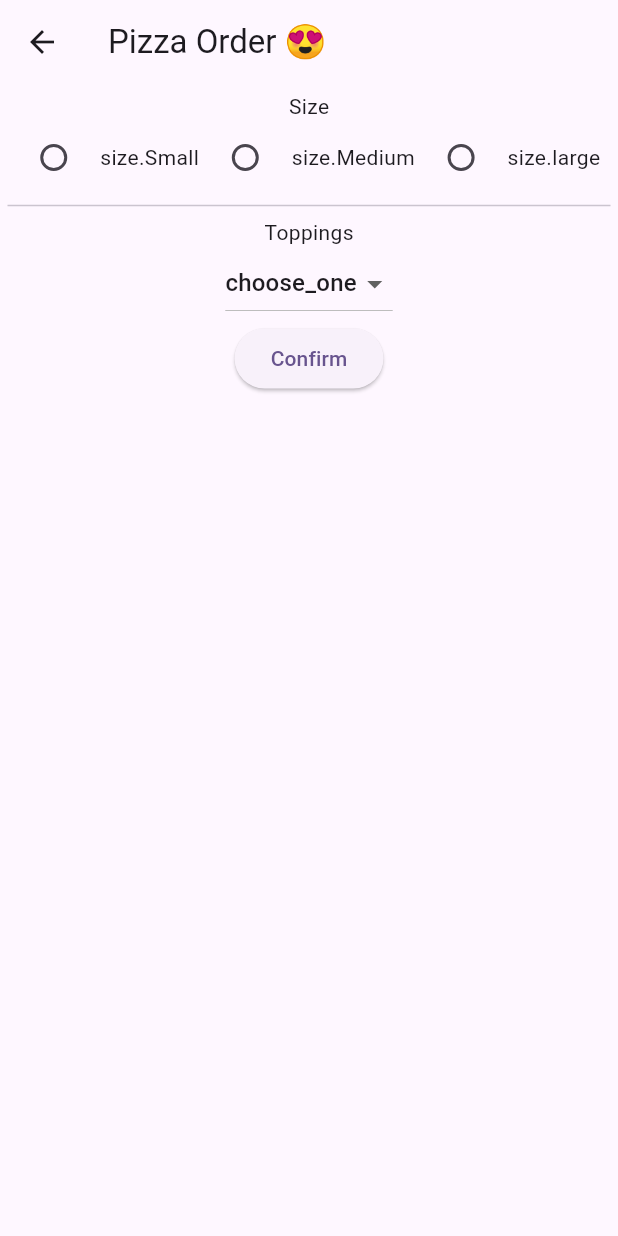
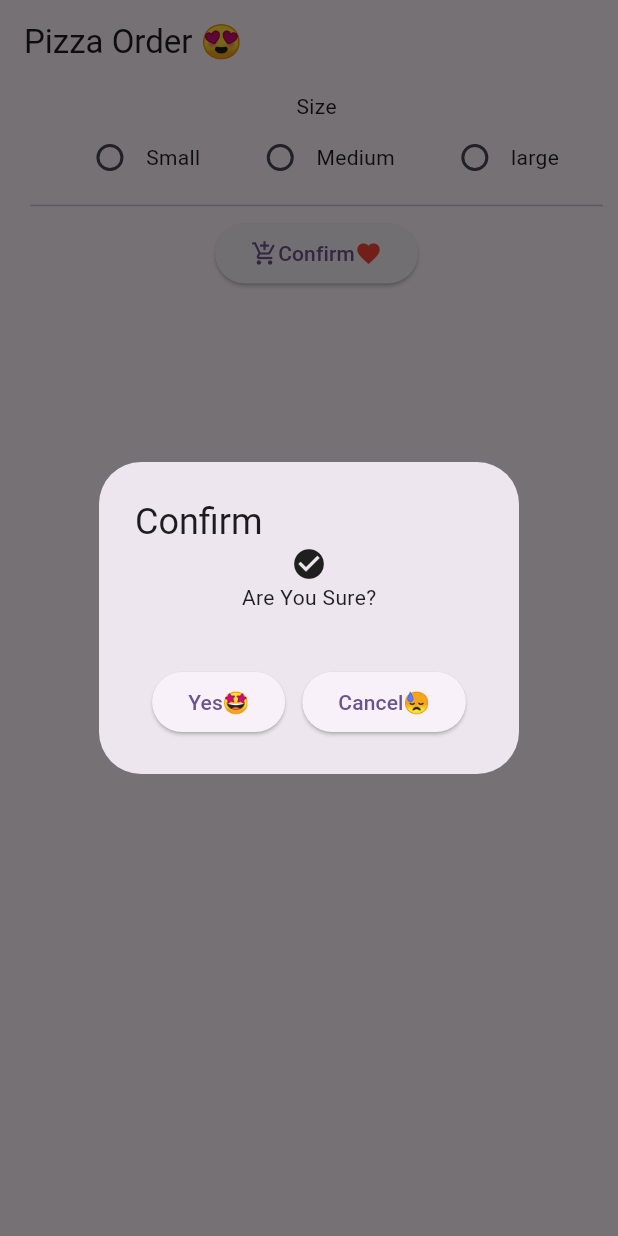
Before and after one commit to ALI-tech-tech/mobile-boot-camping, a Flutter app: the PizzaView screen opened directly, after a tap on "Confirm", on a phone screen of 412 x 824 dp. Run offline on Flutter 3.47's test engine with Material 2 defaults, Android fonts, the phone set to English and light mode, and no system bars; our stand-ins replace carousel_slider, faker, flutter_svg, icons_plus, video_player; accounts and stored records are empty.

Commit message:
day35 pizzaorder complete

```diff
--- a/lib/day35/pizzaorder/Pizza.dart
+++ b/lib/day35/pizzaorder/Pizza.dart
@@ -1,6 +1,6 @@
 class Pizza {
   size? s;
-  bool? gluteen;
+  bool? gluteen=false;
   List<String> toppings=[];
   String? instructions;
 }
--- a/lib/day35/pizzaorder/Pizzaview.dart
+++ b/lib/day35/pizzaorder/Pizzaview.dart
@@ -1,5 +1,6 @@
 import 'package:flutter/material.dart';
 import 'package:flutter_practis/day35/pizzaorder/Pizza.dart';
+import 'package:flutter_practis/day35/pizzaorder/PizzaController.dart';
 
 class PizzaView extends StatefulWidget {
   const PizzaView({super.key});
@@ -10,10 +11,25 @@ class PizzaView extends StatefulWidget {
 
 class _PizzaViewState extends State<PizzaView> {
   Pizza? pi = Pizza();
+  TextEditingController txt = TextEditingController();
+  PizaController pc = PizaController();
   String selected = toppings.values[0].name;
+  bool isVisible = false;
+  String? gvalue = "";
+  bool gluteen = false;
+  bool spich = false;
+  bool txtfild = false;
 
   po(size s) {
     pi!.s = s;
+  }
+
+  selectedradio(String name) {
+    gvalue = name;
+    isVisible = true;
+    pi!.s = size.values.firstWhere((element) => element.name == name);
+    //print(pi!.s!.name);
+    setState(() {});
   }
 
   @override
@@ -23,76 +39,167 @@ class _PizzaViewState extends State<PizzaView> {
         title: Text("Pizza Order 😍"),
       ),
       body: Container(
-        margin: EdgeInsets.all(5),
+        margin: EdgeInsets.only(top: 5, left: 20, right: 10),
+        child: SingleChildScrollView(
           child: Column(
             children: [
               Text("Size"),
               Row(
                 mainAxisAlignment: MainAxisAlignment.spaceEvenly,
                 children: [
-                Radio(value: 1, groupValue: 2, onChanged: (v) {}),
-                Text("${size.values[0]}"),
-                Radio(value: 1, groupValue: 2, onChanged: (v) {}),
-                Text("${size.values[1]}"),
-                Radio(value: 1, groupValue: 2, onChanged: (v) {}),
-                Text("${size.values[2]}"),
+                  for (var i = 0; i < size.values.length; i++)
+                    Container(
+                      child: Row(
+                        children: [
+                          Radio(
+                              value: size.values[i].name,
+                              groupValue: gvalue,
+                              onChanged: (v) {
+                                selectedradio(v!);
+                              }),
+                          Text(size.values[i].name),
+                        ],
+                      ),
+                    )
                 ],
               ),
               Divider(),
+              Visibility(
+                visible: isVisible,
+                child: Column(
+                  children: [
                     Text("Toppings"),
                     SizedBox(
                       height: 50,
                       child: DropdownButton(
-
-                  //hint: Text("Chooose one"),
                           value: selected,
-                  items:
-                      // [DropdownMenuItem(
-                      //           enabled: false,
-                      //           child: Text("Choose one"))]+
-                      List.generate(
+                          items: List.generate(
                               toppings.values.length,
                               (index) => DropdownMenuItem(
                                   enabled: index != 0 ? true : false,
                                   value: toppings.values[index].name,
-                              child: Text("${toppings.values[index].name}"))),
+                                  child:
+                                      Text("${toppings.values[index].name}"))),
                           onChanged: (value) {
-                    selected = value!;
                             setState(() {
-                      pi!.toppings.add(value);
+                              var pp = pi!.toppings.contains(value);
+                              if (!pp) {
+                                pi!.toppings.add(value!);
+                                selected = value;
+                              }
                             });
                           }),
                     ),
-            // SizedBox(
-            //   height: (20*pi!.toppings.length).toDouble(),
-            //   child: ListView.builder(
-            //     itemCount: pi!.toppings.length,
-            //     itemBuilder: (ctx,index){
-            //       return ListTile(
-            //          leading: IconButton(onPressed: (){
-            //           pi!.toppings.remove(pi!.toppings[index]);
-            //           setState(() {
-
-            //           });
-            //          }, icon: Icon(Icons.remove_circle_outline)),
-            //          title:Text("${ pi!.toppings[index]}"),
-            //       );
-            //     }),
-            // ),
-
                     boxlist(pi: pi!),
                     Row(
+                      mainAxisAlignment: MainAxisAlignment.spaceBetween,
                       children: [
-
+                        Text("GluteenFree"),
+                        Checkbox(
+                            value: gluteen,
+                            onChanged: (v) {
+                              gluteen = v!;
+                              pi?.gluteen = v;
+                              setState(() {});
+                            })
                       ],
+                    ),
+                    Row(
+                      mainAxisAlignment: MainAxisAlignment.spaceBetween,
+                      children: [
+                        Text("Spicial instructions"),
+                        Checkbox(
+                            value: spich,
+                            onChanged: (v) {
+                              spich = v!;
+                              txtfild = v!;
+                              setState(() {});
+                            })
+                      ],
+                    ),
+                    Visibility(
+                        visible: txtfild,
+                        child: TextField(
+                          controller: txt,
+                          maxLength: 100,
+                          maxLines: 3,
+                          decoration: InputDecoration(
+                              border: OutlineInputBorder(
+                                  borderRadius: BorderRadius.circular(10))),
+                        ))
+                  ],
+                ),
               ),
               Row(
                 mainAxisAlignment: MainAxisAlignment.center,
                 children: [
-                ElevatedButton(onPressed: () {}, child: Text("Confirm"))
+                  ElevatedButton(
+                      onPressed: () {
+                        pi!.instructions = txt.text;
+                        showDialog(
+
+                            context: context,
+                            builder: (ctx) {
+                              return Container(
+                                height: 400,
+                                child: AlertDialog(
+
+                                  contentPadding: EdgeInsets.all(0),
+                                  title: Text("Confirm"),
+                                  content: Container(
+                                    height: 80,
+                                    child: Column(
+                                      children: [
+                                        Icon(Icons.check_circle),
+                                        Text("Are You Sure?")
+                                      ],
+                                    ),
+                                  ),
+                                  actions: [
+                                    Container(
+                                      child: Row(
+                                        mainAxisAlignment:
+                                            MainAxisAlignment.spaceEvenly,
+                                        children: [
+                                          ElevatedButton(
+                                              onPressed: () {
+                                                PizaController.pizzaorder.add(pi!);
+                                                pi = new Pizza();
+                                                PizaController.pizzaorder
+                                                    .forEach((element) {
+                                                  // print(
+                                                  //     "${element.instructions},${element.gluteen},${element.toppings[0]}");
+                                                });
+                                                Navigator.pop(context);
+                                              },
+                                              child: Text("Yes🤩")),
+                                          ElevatedButton(
+                                              onPressed: () {
+                                                Navigator.pop(context);
+                                              },
+                                              child: Text("Cancel😓"))
+                                        ],
+                                      ),
+                                    ),
+                                  ],
+                                ),
+                              );
+                            });
+                      },
+                      child: Row(
+                        children: [
+                          Icon(Icons.add_shopping_cart),
+                          Text("Confirm"),
+                          Icon(
+                            Icons.favorite,
+                            color: Colors.red,
+                          ),
+                        ],
+                      ))
                 ],
               )
             ],
+          ),
         ),
       ),
     );
--- a/lib/main.dart
+++ b/lib/main.dart
@@ -35,7 +35,7 @@ class MyApp extends StatelessWidget {
         colorScheme: ColorScheme.fromSeed(seedColor: Colors.deepPurple),
         useMaterial3: true,
       ),
-      home: ProductView(),
+      home: PizzaView(),
     );
   }
 }
```
Also changed, not shown: 3 other files. Lines whose indentation alone changed are shown as unchanged.
